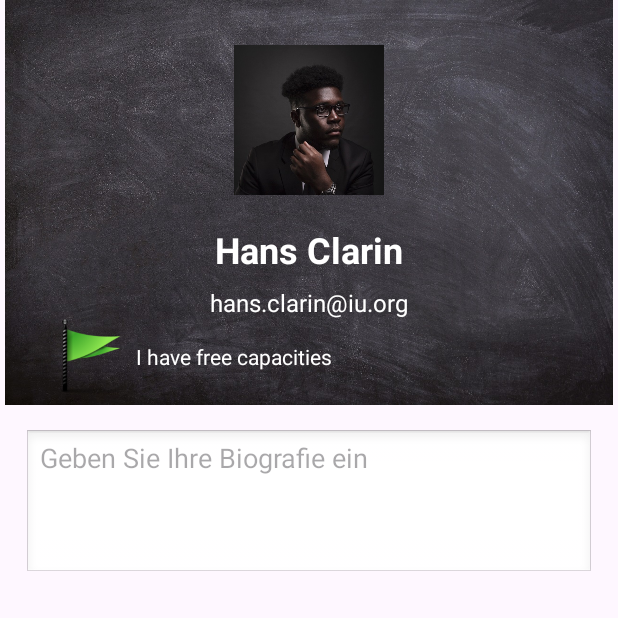
After one commit to Ranger8de/IUThesisConnect, an Android app: the ProfilActivity screen opened directly, with no data from a screen before it, on a phone screen of 412 x 824 dp, the top half of it. The commit adds this screen. Run offline under Robolectric (Android 15) with nearby library versions, the phone set to English and light mode, and no system bars.

Commit message:
profilepage added

```diff
--- a/app/src/main/AndroidManifest.xml
+++ b/app/src/main/AndroidManifest.xml
@@ -12,6 +12,10 @@
         android:supportsRtl="true"
         android:theme="@style/Theme.IUThesisConnect"
         tools:targetApi="31">
+        <activity
+            android:name=".ProfilActivity"
+            android:exported="false"
+            android:windowSoftInputMode="adjustResize"/>
         <activity
             android:name=".BetreuteAbschlussarbeitenActivity"
             android:exported="false" />
@@ -34,4 +38,5 @@
             </intent-filter>
         </activity>
     </application>
+
 </manifest>
--- /dev/null
+++ b/app/src/main/java/com/dlbcsemse/iuthesisconnect/ProfilActivity.kt
@@ -0,0 +1,79 @@
+package com.dlbcsemse.iuthesisconnect
+
+import android.app.AlertDialog
+import android.media.Image
+import android.os.Bundle
+import android.view.LayoutInflater
+import android.view.View
+import android.view.ViewGroup
+import android.widget.ArrayAdapter
+import android.widget.ImageButton
+import android.widget.ImageView
+import android.widget.TextView
+import androidx.activity.enableEdgeToEdge
+import androidx.appcompat.app.AppCompatActivity
+import androidx.core.view.ViewCompat
+import androidx.core.view.WindowInsetsCompat
+
+class ProfilActivity : AppCompatActivity() {
+    private lateinit var imgButton: ImageButton
+    private lateinit var textViewStatus : TextView
+    override fun onCreate(savedInstanceState: Bundle?) {
+        super.onCreate(savedInstanceState)
+        enableEdgeToEdge()
+        setContentView(R.layout.activity_profil)
+        ViewCompat.setOnApplyWindowInsetsListener(findViewById(R.id.main)) { v, insets ->
+            val systemBars = insets.getInsets(WindowInsetsCompat.Type.systemBars())
+            v.setPadding(systemBars.left, systemBars.top, systemBars.right, systemBars.bottom)
+            insets
+        }
+
+        imgButton  = findViewById<ImageButton>(R.id.profileImageViewAvailableStatus)
+        textViewStatus = findViewById<TextView>(R.id.profileTextViewAvailableStatus)
+        imgButton.setOnClickListener {
+            showStatusSelectionDialog()
+        }
+    }
+
+    private fun showStatusSelectionDialog() {
+        val options = arrayOf(getString(R.string.availabilityStatus_free)
+            , getString( R.string.availabilityStatus_blocked)
+            , getString(R.string.availabilityStatus_limited))
+        val icons = arrayOf(R.drawable.flag_green, R.drawable.flag_red, R.drawable.flag_yellow)
+
+        val adapter = object : ArrayAdapter<String>(this, R.layout.availability_status_item, options) {
+            override fun getView(position: Int, convertView: View?, parent: ViewGroup): View {
+                val inflater = LayoutInflater.from(context)
+                val view = convertView ?: inflater.inflate(R.layout.availability_status_item, parent, false)
+
+                val icon = view.findViewById<ImageView>(R.id.availabilityStatusImage)
+                val text = view.findViewById<TextView>(R.id.availabilityStatusText)
+
+                icon.setImageResource(icons[position])
+                text.text = options[position]
+
+                return view
+            }
+        }
+
+        val builder = AlertDialog.Builder(this)
+        builder.setTitle("Status wählen")
+        builder.setAdapter(adapter) { dialog, which ->
+            when (which) {
+                0 -> {
+                    imgButton.setImageResource(R.drawable.flag_green)
+                    textViewStatus.text = getString(R.string.availabilityStatus_free)
+                }
+                1 -> {
+                    imgButton.setImageResource(R.drawable.flag_red)
+                    textViewStatus.text = getString(R.string.availabilityStatus_blocked)
+                }
+                2 -> {
+                    imgButton.setImageResource(R.drawable.flag_yellow)
+                    textViewStatus.text = getString(R.string.availabilityStatus_limited)
+                }
+            }
+        }
+        builder.show()
+    }
+}
--- /dev/null
+++ b/app/src/main/res/layout/activity_profil.xml
@@ -0,0 +1,104 @@
+<?xml version="1.0" encoding="utf-8"?>
+<ScrollView xmlns:android="http://schemas.android.com/apk/res/android"
+    android:layout_width="match_parent"
+    android:layout_height="match_parent"
+    android:fillViewport="true">
+<androidx.constraintlayout.widget.ConstraintLayout xmlns:android="http://schemas.android.com/apk/res/android"
+    xmlns:app="http://schemas.android.com/apk/res-auto"
+    xmlns:tools="http://schemas.android.com/tools"
+    android:id="@+id/main"
+    android:layout_width="match_parent"
+    android:layout_height="wrap_content"
+    tools:context=".ProfilActivity">
+
+    <ImageView
+        android:id="@+id/profileImageViewHeader"
+        android:contentDescription="profile header image showing a black board"
+        android:layout_width="0dp"
+        android:layout_height="270dp"
+        app:layout_constraintEnd_toEndOf="parent"
+        app:layout_constraintStart_toStartOf="parent"
+        app:layout_constraintTop_toTopOf="parent"
+        app:srcCompat="@drawable/black_board" />
+
+    <ImageView
+        android:id="@+id/profileImageViewImage"
+        android:contentDescription="profile header image showing a black board"
+        android:layout_width="100dp"
+        android:layout_height="100dp"
+        android:layout_marginTop="30dp"
+        app:layout_constraintEnd_toEndOf="parent"
+        app:layout_constraintStart_toStartOf="parent"
+        app:layout_constraintTop_toTopOf="parent"
+        app:srcCompat="@drawable/profile_male" />
+
+    <TextView
+        android:id="@+id/profileTextViewName"
+        android:layout_width="wrap_content"
+        android:layout_height="wrap_content"
+        android:layout_marginTop="20dp"
+        android:text="Hans Clarin"
+        android:textColor="@color/white"
+        android:textSize="24sp"
+        android:textStyle="bold"
+        app:layout_constraintEnd_toEndOf="parent"
+        app:layout_constraintStart_toStartOf="parent"
+        app:layout_constraintTop_toBottomOf="@+id/profileImageViewImage" />
+
+    <TextView
+        android:id="@+id/profileTextViewEmail"
+        android:layout_width="wrap_content"
+        android:layout_height="wrap_content"
+        android:layout_marginTop="8dp"
+        android:text="hans.clarin@iu.org"
+        android:textColor="@color/white"
+        android:textSize="16sp"
+        app:layout_constraintEnd_toEndOf="parent"
+        app:layout_constraintStart_toStartOf="parent"
+        app:layout_constraintTop_toBottomOf="@+id/profileTextViewName" />
+
+    <ImageButton
+        android:id="@+id/profileImageViewAvailableStatus"
+        android:layout_width="50dp"
+        android:layout_height="50dp"
+        android:layout_marginStart="35dp"
+        android:background="@android:color/transparent"
+        android:scaleType="centerInside"
+        android:src="@drawable/flag_green"
+        app:layout_constraintStart_toStartOf="@id/profileImageViewHeader"
+        app:layout_constraintTop_toBottomOf="@+id/profileTextViewEmail" />
+
+    <TextView
+        android:id="@+id/profileTextViewAvailableStatus"
+        android:layout_width="wrap_content"
+        android:layout_height="wrap_content"
+        android:layout_marginStart="5dp"
+        android:layout_marginBottom="15dp"
+        android:text="@string/availabilityStatus_free"
+        android:textColor="@color/white"
+        app:layout_constraintBottom_toBottomOf="@+id/profileImageViewAvailableStatus"
+        app:layout_constraintStart_toEndOf="@+id/profileImageViewAvailableStatus" />
+
+    <ScrollView
+        android:layout_width="match_parent"
+        android:layout_height="wrap_content"
+        android:layout_below="@id/profileImageViewHeader"
+        android:fillViewport="true"
+        android:padding="16dp"
+        app:layout_constraintTop_toBottomOf="@+id/profileImageViewHeader">
+
+        <EditText
+            android:id="@+id/biographyEditText"
+            android:layout_width="match_parent"
+            android:layout_height="wrap_content"
+            android:background="@android:drawable/edit_text"
+            android:gravity="top"
+            android:hint="Geben Sie Ihre Biografie ein"
+            android:inputType="textMultiLine"
+            android:minHeight="100dp"
+            android:overScrollMode="always"
+            android:scrollbars="vertical" />
+    </ScrollView>
+
+</androidx.constraintlayout.widget.ConstraintLayout>
+</ScrollView>
--- a/app/src/main/res/values/strings.xml
+++ b/app/src/main/res/values/strings.xml
@@ -4,4 +4,7 @@
     <string name="username">Username*</string>
     <string name="international_university">international university</string>
     <string name="next">Continue</string>
+    <string name="availabilityStatus_free">I have free capacities</string>
+    <string name="availabilityStatus_limited">I am currently only able to accept a few more supervisions</string>
+    <string name="availabilityStatus_blocked">I have no more free capacities</string>
 </resources>
```
Also changed, not shown: app/src/main/java/com/dlbcsemse/iuthesisconnect/DashboardActivity.kt (+10 -0 lines), app/src/main/res/layout/availability_status_item.xml (added, +21 -0 lines), app/src/main/res/values/colors.xml (+9 -0 lines), app/src/main/res/drawable/black_board.jpg (added), app/src/main/res/drawable/flag_green.png (added), app/src/main/res/drawable/flag_red.png (added), app/src/main/res/drawable/flag_yellow.png (added), app/src/main/res/drawable/profile_male.jpg (added).
